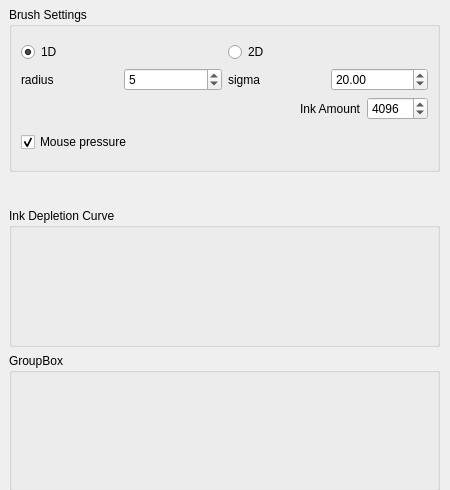
This is krita/plugins/paintops/sumie/wdgsumieoptions.ui in KDE/krita as Qt 5 draws it before an edit. The edited form follows.
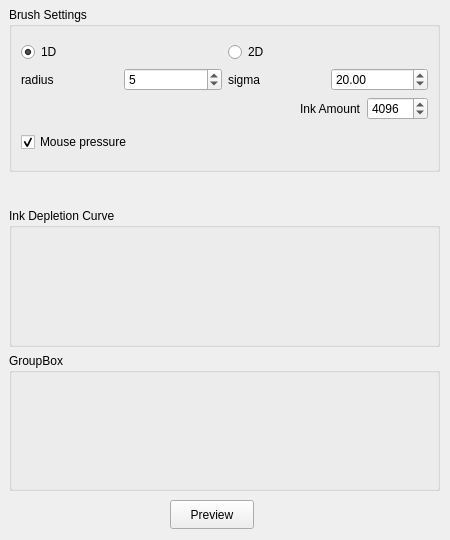
This is the edited form. Custom widgets are drawn as their Qt base class.

Commit message: KisPainter had double time included kis_debug, preview for sumi-e brush basicly works.

```diff
--- a/krita/plugins/paintops/sumie/wdgsumieoptions.ui
+++ b/krita/plugins/paintops/sumie/wdgsumieoptions.ui
@@ -6,13 +6,13 @@
     <x>0</x>
     <y>0</y>
     <width>450</width>
-    <height>490</height>
+    <height>540</height>
    </rect>
   </property>
   <property name="minimumSize" >
    <size>
     <width>450</width>
-    <height>490</height>
+    <height>540</height>
    </size>
   </property>
   <widget class="QWidget" name="layoutWidget" >
@@ -204,6 +204,19 @@
     </item>
    </layout>
   </widget>
+  <widget class="QPushButton" name="previewBtn" >
+   <property name="geometry" >
+    <rect>
+     <x>170</x>
+     <y>500</y>
+     <width>84</width>
+     <height>29</height>
+    </rect>
+   </property>
+   <property name="text" >
+    <string>Preview</string>
+   </property>
+  </widget>
  </widget>
  <customwidgets>
   <customwidget>
```
Left out of the diff: 6 changed lines with no effect on the pictures. The commit also changes 6 other files.
